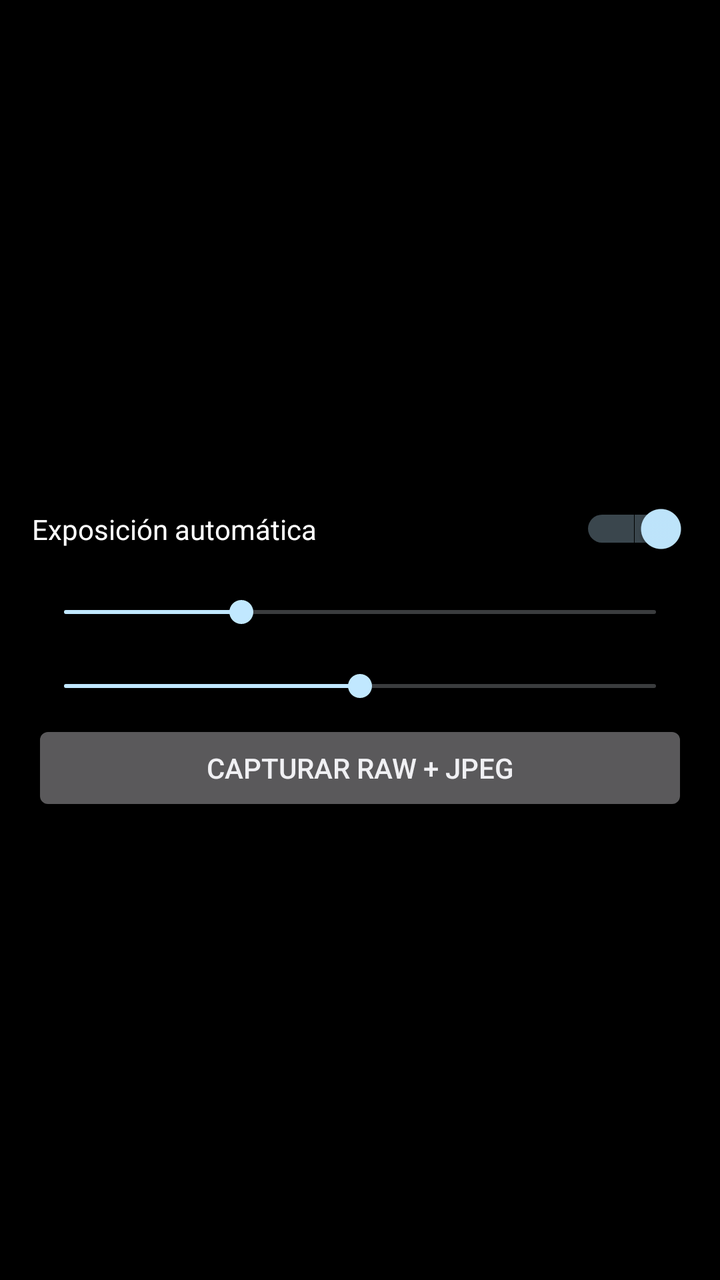
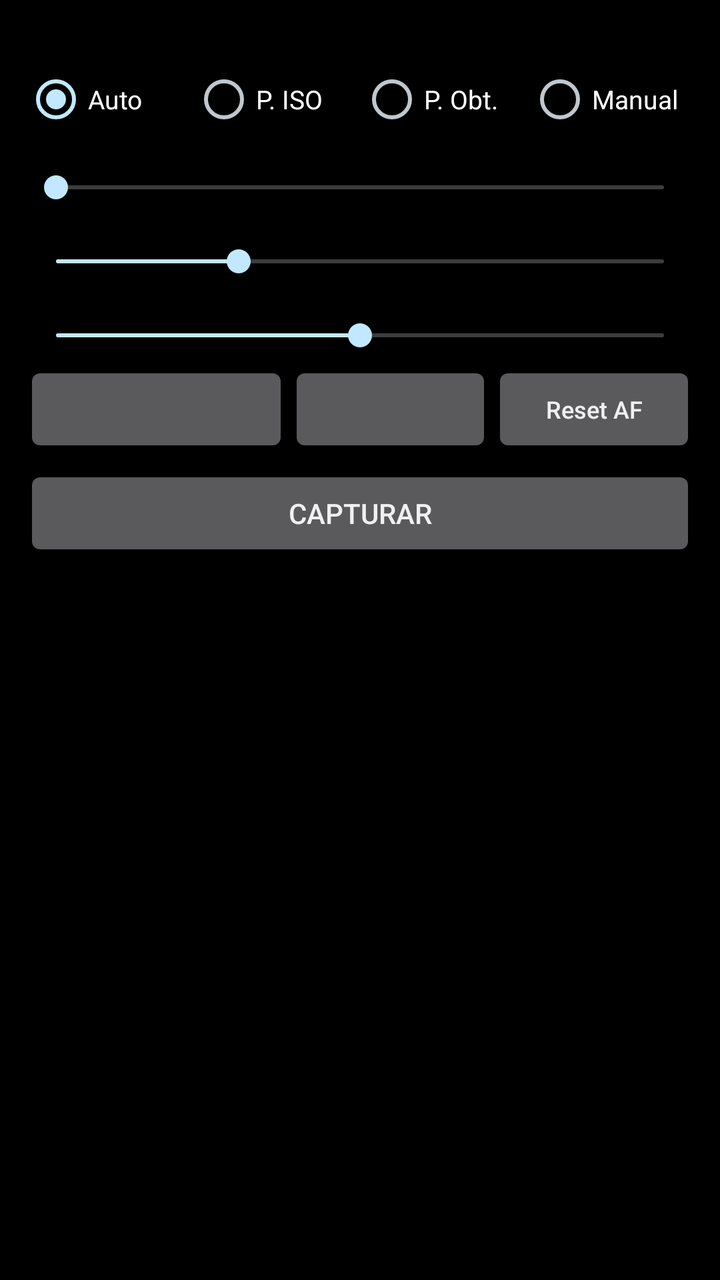

Two renders of the same Android screen: before a commit and after it. Below are the layout's source before the change and the commit's diff.
<!-- AndroidManifest.xml: application theme android:Theme.DeviceDefault.NoActionBar -->
<!-- res/layout/activity_main.xml -->
<?xml version="1.0" encoding="utf-8"?>
<LinearLayout xmlns:android="http://schemas.android.com/apk/res/android"
    android:layout_width="match_parent"
    android:layout_height="match_parent"
    android:background="#000000"
    android:orientation="vertical">

    <TextureView
        android:id="@+id/preview"
        android:layout_width="match_parent"
        android:layout_height="0dp" />

    <LinearLayout
        android:layout_width="match_parent"
        android:layout_height="0dp"
        android:layout_weight="1"
        android:gravity="center_vertical"
        android:orientation="vertical"
        android:padding="16dp">

        <TextView
            android:id="@+id/info"
            android:layout_width="wrap_content"
            android:layout_height="wrap_content"
            android:textColor="#FFFFFF"
            android:textSize="14sp" />

        <Switch
            android:id="@+id/autoSwitch"
            android:layout_width="match_parent"
            android:layout_height="wrap_content"
            android:checked="true"
            android:text="Exposición automática"
            android:textColor="#FFFFFF" />

        <TextView
            android:id="@+id/isoLabel"
            android:layout_width="wrap_content"
            android:layout_height="wrap_content"
            android:textColor="#AAAAAA" />

        <SeekBar
            android:id="@+id/isoBar"
            android:layout_width="match_parent"
            android:layout_height="wrap_content"
            android:enabled="false"
            android:max="1000"
            android:progress="300" />

        <TextView
            android:id="@+id/expLabel"
            android:layout_width="wrap_content"
            android:layout_height="wrap_content"
            android:textColor="#AAAAAA" />

        <SeekBar
            android:id="@+id/expBar"
            android:layout_width="match_parent"
            android:layout_height="wrap_content"
            android:enabled="false"
            android:max="1000"
            android:progress="500" />

        <Button
            android:id="@+id/shutter"
            android:layout_width="match_parent"
            android:layout_height="wrap_content"
            android:layout_marginTop="8dp"
            android:text="Capturar RAW + JPEG" />
    </LinearLayout>
</LinearLayout>
<!-- resources referenced by this layout -->
<resources>

</resources>

<!-- the commit's change to res/layout/activity_main.xml (unified diff, before → after) -->
@@ -5,67 +5,188 @@
     android:background="#000000"
     android:orientation="vertical">
 
-    <TextureView
-        android:id="@+id/preview"
+    <FrameLayout
+        android:id="@+id/previewFrame"
         android:layout_width="match_parent"
-        android:layout_height="0dp" />
+        android:layout_height="0dp">
 
-    <LinearLayout
+        <TextureView
+            android:id="@+id/preview"
+            android:layout_width="match_parent"
+            android:layout_height="match_parent" />
+
+        <View
+            android:id="@+id/focusRing"
+            android:layout_width="64dp"
+            android:layout_height="64dp"
+            android:layout_gravity="top|start"
+            android:background="@drawable/focus_ring"
+            android:visibility="gone" />
+
+        <TextView
+            android:id="@+id/lockBadge"
+            android:layout_width="wrap_content"
+            android:layout_height="wrap_content"
+            android:layout_gravity="top|start"
+            android:layout_margin="8dp"
+            android:background="#FFD54F"
+            android:paddingHorizontal="6dp"
+            android:paddingVertical="2dp"
+            android:text="AE/AF LOCK"
+            android:textColor="#000000"
+            android:textSize="12sp"
+            android:visibility="gone" />
+
+        <TextView
+            android:id="@+id/countdownText"
+            android:layout_width="wrap_content"
+            android:layout_height="wrap_content"
+            android:layout_gravity="center"
+            android:shadowColor="#000000"
+            android:shadowRadius="8"
+            android:textColor="#FFFFFF"
+            android:textSize="96sp"
+            android:visibility="gone" />
+    </FrameLayout>
+
+    <ScrollView
         android:layout_width="match_parent"
         android:layout_height="0dp"
-        android:layout_weight="1"
-        android:gravity="center_vertical"
-        android:orientation="vertical"
-        android:padding="16dp">
+        android:layout_weight="1">
 
-        <TextView
-            android:id="@+id/info"
-            android:layout_width="wrap_content"
-            android:layout_height="wrap_content"
-            android:textColor="#FFFFFF"
-            android:textSize="14sp" />
-
-        <Switch
-            android:id="@+id/autoSwitch"
+        <LinearLayout
             android:layout_width="match_parent"
             android:layout_height="wrap_content"
-            android:checked="true"
-            android:text="Exposición automática"
-            android:textColor="#FFFFFF" />
+            android:orientation="vertical"
+            android:padding="12dp">
 
-        <TextView
-            android:id="@+id/isoLabel"
-            android:layout_width="wrap_content"
-            android:layout_height="wrap_content"
-            android:textColor="#AAAAAA" />
+            <TextView
+                android:id="@+id/info"
+                android:layout_width="wrap_content"
+                android:layout_height="wrap_content"
+                android:textColor="#FFFFFF"
+                android:textSize="13sp" />
 
-        <SeekBar
-            android:id="@+id/isoBar"
-            android:layout_width="match_parent"
-            android:layout_height="wrap_content"
-            android:enabled="false"
-            android:max="1000"
-            android:progress="300" />
+            <RadioGroup
+                android:id="@+id/modeGroup"
+                android:layout_width="match_parent"
+                android:layout_height="wrap_content"
+                android:layout_marginTop="4dp"
+                android:checkedButton="@+id/modeAuto"
+                android:orientation="horizontal">
 
-        <TextView
-            android:id="@+id/expLabel"
-            android:layout_width="wrap_content"
-            android:layout_height="wrap_content"
-            android:textColor="#AAAAAA" />
+                <RadioButton
+                    android:id="@+id/modeAuto"
+                    android:layout_width="0dp"
+                    android:layout_height="wrap_content"
+                    android:layout_weight="1"
+                    android:text="Auto"
+                    android:textColor="#FFFFFF"
+                    android:textSize="13sp" />
 
-        <SeekBar
-            android:id="@+id/expBar"
-            android:layout_width="match_parent"
-            android:layout_height="wrap_content"
-            android:enabled="false"
-            android:max="1000"
-            android:progress="500" />
+                <RadioButton
+                    android:id="@+id/modeIso"
+                    android:layout_width="0dp"
+                    android:layout_height="wrap_content"
+                    android:layout_weight="1"
+                    android:text="P. ISO"
+                    android:textColor="#FFFFFF"
+                    android:textSize="13sp" />
 
-        <Button
-            android:id="@+id/shutter"
-            android:layout_width="match_parent"
-            android:layout_height="wrap_content"
-            android:layout_marginTop="8dp"
-            android:text="Capturar RAW + JPEG" />
-    </LinearLayout>
+                <RadioButton
+                    android:id="@+id/modeShutter"
+                    android:layout_width="0dp"
+                    android:layout_height="wrap_content"
+                    android:layout_weight="1"
+                    android:text="P. Obt."
+                    android:textColor="#FFFFFF"
+                    android:textSize="13sp" />
+
+                <RadioButton
+                    android:id="@+id/modeManual"
+                    android:layout_width="0dp"
+                    android:layout_height="wrap_content"
+                    android:layout_weight="1"
+                    android:text="Manual"
+                    android:textColor="#FFFFFF"
+                    android:textSize="13sp" />
+            </RadioGroup>
+
+            <TextView
+                android:id="@+id/evLabel"
+                android:layout_width="wrap_content"
+                android:layout_height="wrap_content"
+                android:textColor="#AAAAAA" />
+
+            <SeekBar
+                android:id="@+id/evBar"
+                android:layout_width="match_parent"
+                android:layout_height="wrap_content" />
+
+            <TextView
+                android:id="@+id/isoLabel"
+                android:layout_width="wrap_content"
+                android:layout_height="wrap_content"
+                android:textColor="#AAAAAA" />
+
+            <SeekBar
+                android:id="@+id/isoBar"
+                android:layout_width="match_parent"
+                android:layout_height="wrap_content"
+                android:max="1000"
+                android:progress="300" />
+
+            <TextView
+                android:id="@+id/expLabel"
+                android:layout_width="wrap_content"
+                android:layout_height="wrap_content"
+                android:textColor="#AAAAAA" />
+
+            <SeekBar
+                android:id="@+id/expBar"
+                android:layout_width="match_parent"
+                android:layout_height="wrap_content"
+                android:max="1000"
+                android:progress="500" />
+
+            <LinearLayout
+                android:layout_width="match_parent"
+                android:layout_height="wrap_content"
+                android:layout_marginTop="4dp"
+                android:orientation="horizontal">
+
+                <Button
+                    android:id="@+id/driveBtn"
+                    android:layout_width="0dp"
+                    android:layout_height="wrap_content"
+                    android:layout_weight="1.3"
+                    android:textAllCaps="false"
+                    android:textSize="12sp" />
+
+                <Button
+                    android:id="@+id/timerBtn"
+                    android:layout_width="0dp"
+                    android:layout_height="wrap_content"
+                    android:layout_weight="1"
+                    android:textAllCaps="false"
+                    android:textSize="12sp" />
+
+                <Button
+                    android:id="@+id/resetBtn"
+                    android:layout_width="0dp"
+                    android:layout_height="wrap_content"
+                    android:layout_weight="1"
+                    android:text="Reset AF"
+                    android:textAllCaps="false"
+                    android:textSize="12sp" />
+            </LinearLayout>
+
+            <Button
+                android:id="@+id/shutter"
+                android:layout_width="match_parent"
+                android:layout_height="wrap_content"
+                android:layout_marginTop="4dp"
+                android:text="Capturar" />
+        </LinearLayout>
+    </ScrollView>
 </LinearLayout>
<!-- resource entries referenced after the edit -->
@@ -1,5 +1,13 @@
 <!-- resources referenced by this layout -->
 <resources>
-
+  <!-- drawable focus_ring (drawable) -->
+  <?xml version="1.0" encoding="utf-8"?>
+  <shape xmlns:android="http://schemas.android.com/apk/res/android"
+      android:shape="rectangle">
+      <stroke
+          android:width="2dp"
+          android:color="#FFD54F" />
+      <corners android:radius="6dp" />
+  </shape>
 </resources>
 
